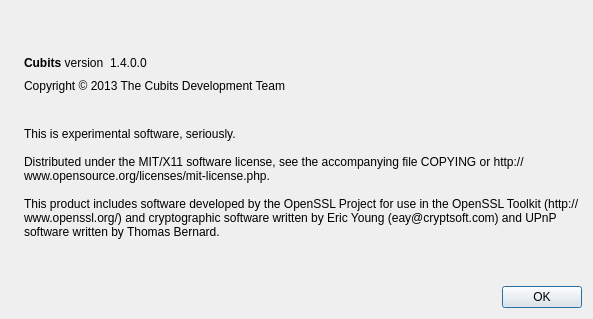
This is src/qt/forms/aboutdialog.ui in scificrypto/CubitsV3 as Qt 5 draws it before an edit. The edited form follows.
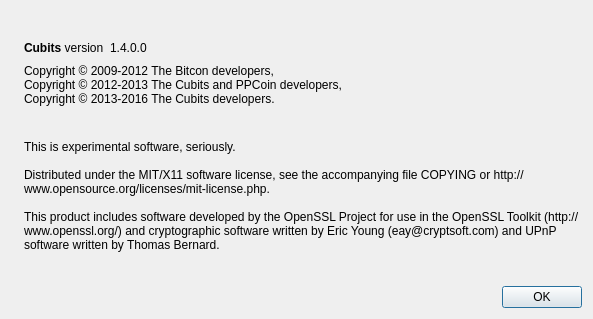
This is the edited form. Icons and pictures are not drawn.

What changed in the file:
```diff
--- a/src/qt/forms/aboutdialog.ui
+++ b/src/qt/forms/aboutdialog.ui
@@ -91,7 +91,9 @@
         <cursorShape>IBeamCursor</cursorShape>
        </property>
        <property name="text">
-        <string>Copyright © 2013 The Cubits Development Team
+        <string>Copyright © 2009-2012 The Bitcon developers,
+Copyright © 2012-2013 The Cubits and PPCoin developers,
+Copyright © 2013-2016 The Cubits developers.
          </string>
        </property>
        <property name="textInteractionFlags">
```
Lines whose indentation alone changed are shown as unchanged.
